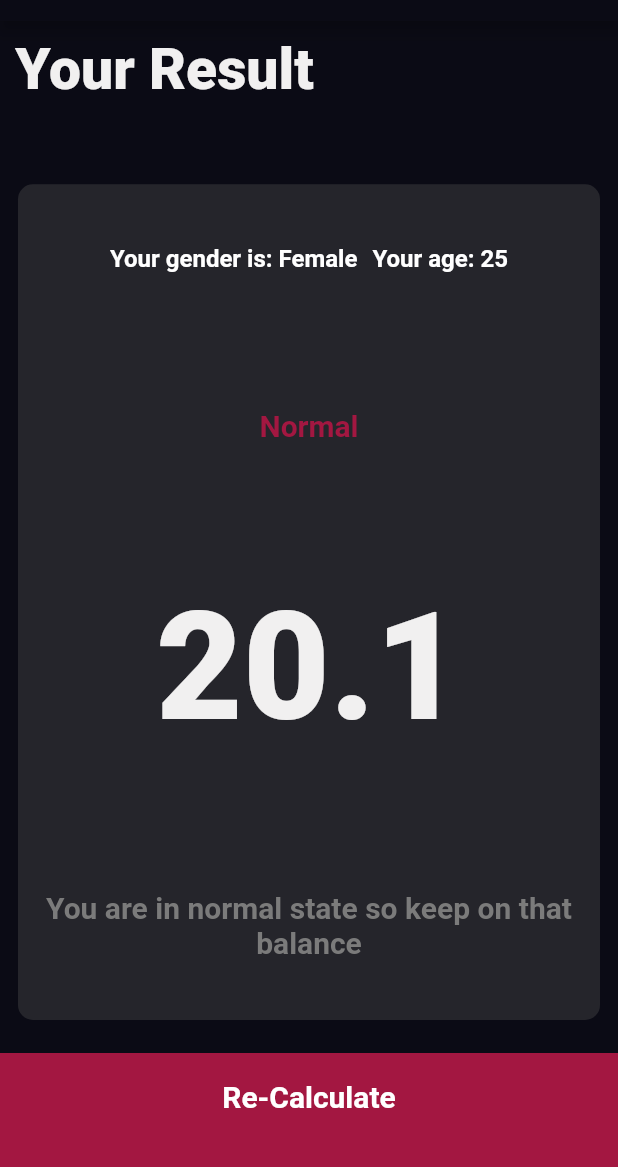
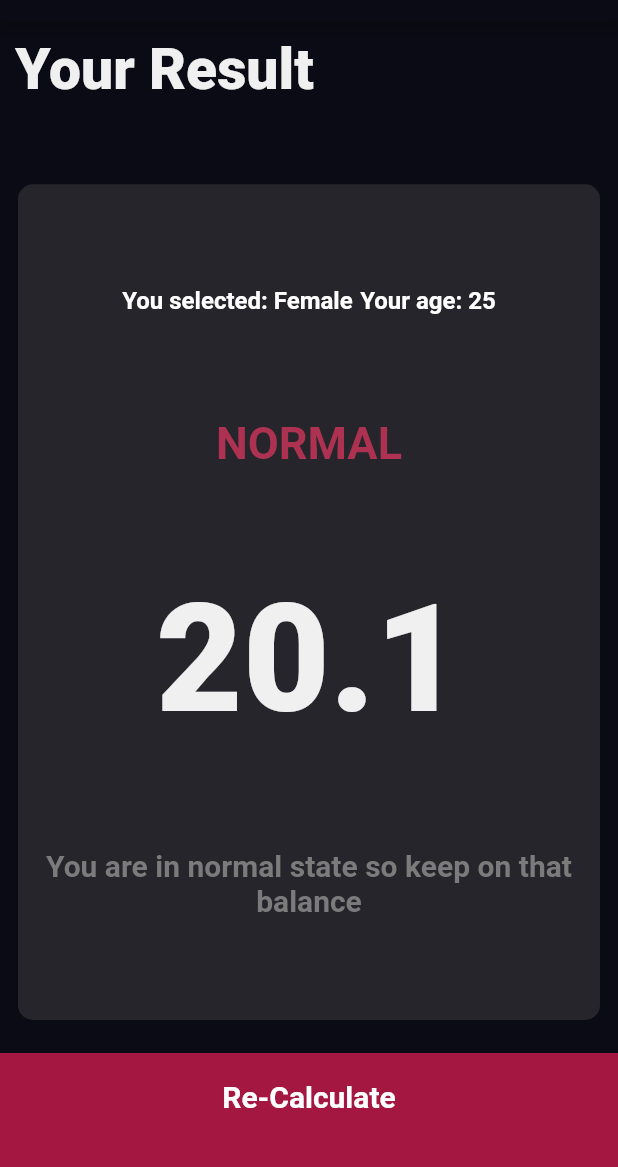
Before and after one commit to Mustafa1993Adnan/bmi_calculator_flutter, a Flutter app: the screen it shows after launch, after a tap on "Calculate", on a phone screen of 412 x 824 dp, the part 63-1230 px from its top. Run offline on Flutter 3.47's test engine with Material 2 defaults, Android fonts, the phone set to English and light mode, and no system bars; our stand-ins replace font_awesome_flutter.

Commit message:
Complete the project

```diff
--- a/lib/constant.dart
+++ b/lib/constant.dart
@@ -13,7 +13,7 @@ const kLargeButtonStyle = TextStyle(fontSize: 20, fontWeight: FontWeight.bold);
 const kResultTitleStyle = TextStyle(
     color: Color(0xFFF1F0F0), fontWeight: FontWeight.w900, fontSize: 38);
 const kResultTextStyle = TextStyle(
-    color: Color(0xFFA31741), fontWeight: FontWeight.bold, fontSize: 20);
+    color: Color(0xFFAD3252), fontWeight: FontWeight.bold, fontSize: 30);
 const kResultNumberStyle = TextStyle(
     color: Color(0xFFF1F0F0), fontWeight: FontWeight.w900, fontSize: 100);
 const kResultMessageStyle = TextStyle(
--- a/lib/screens/result_page.dart
+++ b/lib/screens/result_page.dart
@@ -48,11 +48,11 @@ class ResultPage extends StatelessWidget {
                     mainAxisAlignment: MainAxisAlignment.center,
                     children: [
                       Text(
-                        'Your gender is: ' + gender,
+                        'You selected: ' + gender,
                         style: kSmallText,
                       ),
                       SizedBox(
-                        width: 10,
+                        width: 5,
                       ),
                       Text(
                         'Your age: ' + age.toString(),
@@ -60,19 +60,10 @@ class ResultPage extends StatelessWidget {
                       )
                     ],
                   ),
-                  SizedBox(
-                    height: 10,
-                  ),
-                  Text(bmiResult, style: kResultTextStyle),
-                  SizedBox(
-                    height: 10,
-                  ),
+                  Text(bmiResult.toUpperCase(), style: kResultTextStyle),
                   Text(
                     bmiCalNumber,
                     style: kResultNumberStyle,
-                  ),
-                  SizedBox(
-                    height: 10,
                   ),
                   Text(
                     bmiInterpretation,
```
